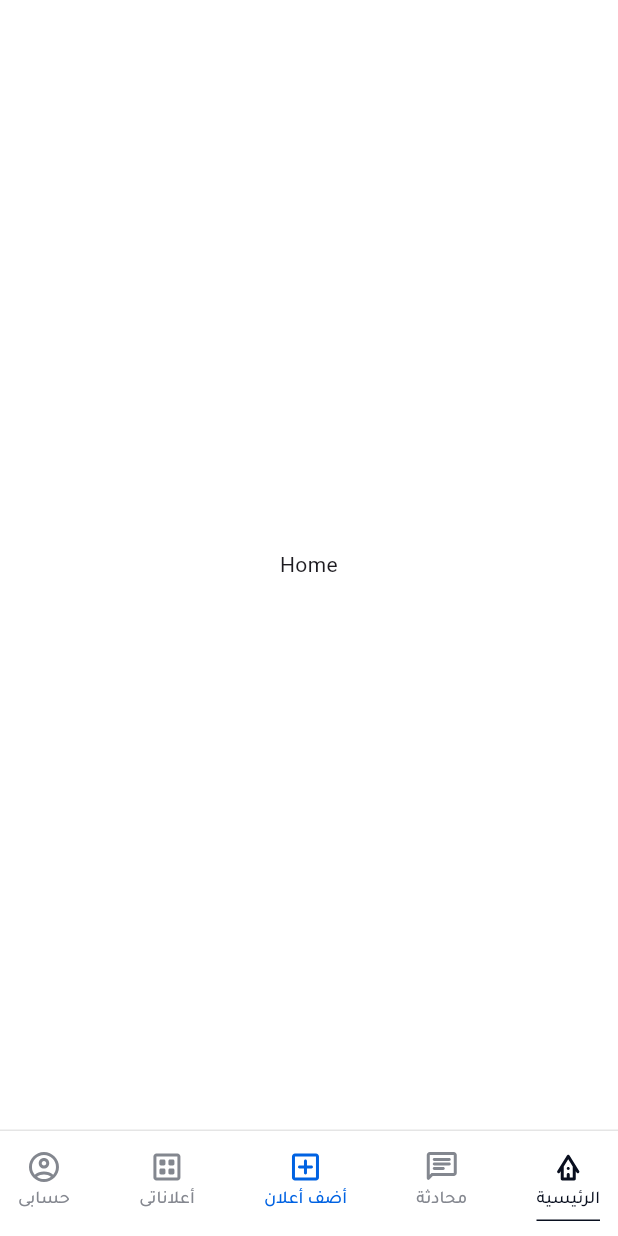
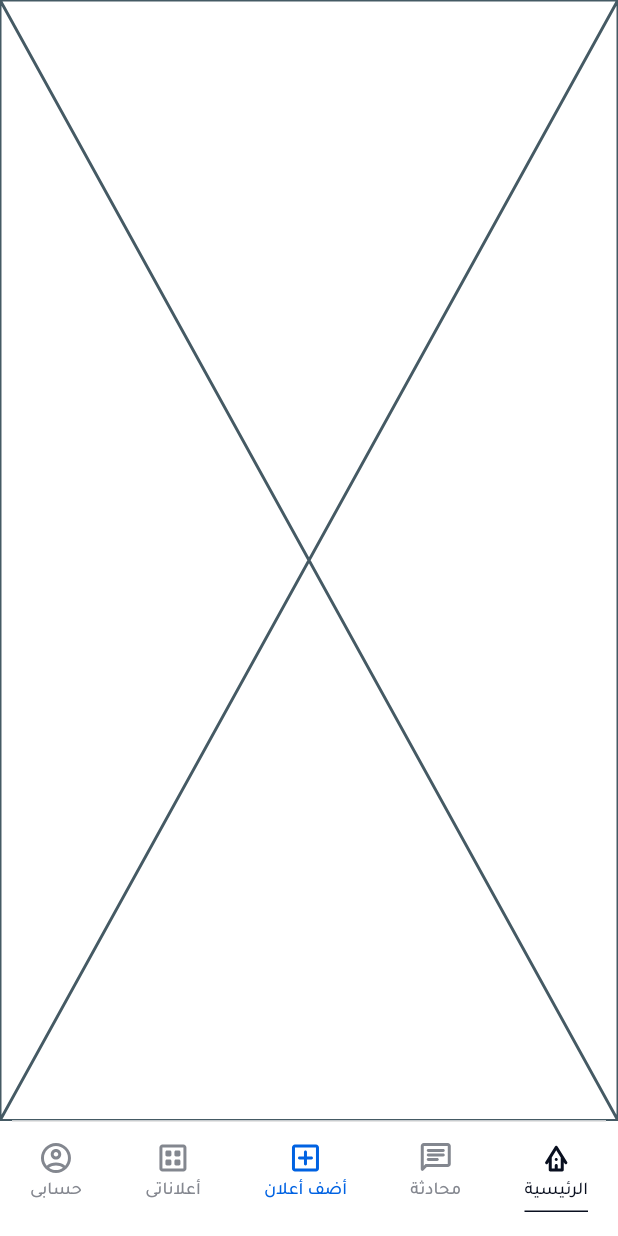
Before and after one commit to Korya25/itlegend_flutter_challenge_mahmoud_mohamed, a Flutter app: the screen it shows after launch, on a phone screen of 412 x 824 dp. Run offline on Flutter 3.47's test engine with Material 3 defaults, Android fonts, the light colour scheme and no system bars; our stand-ins replace device_preview, flutter_svg, go_router.

Commit message:
add intial route for home

```diff
--- a/lib/core/presentation/views/main_view.dart
+++ b/lib/core/presentation/views/main_view.dart
@@ -15,7 +15,7 @@ class MainView extends StatelessWidget {
           children: [
             Expanded(child: child),
             Padding(
-              padding: const EdgeInsets.only(bottom: 2),
+              padding: const EdgeInsets.only(bottom: 8, left: 8, right: 8),
               child: const CustomBottomNavBar(),
             ),
           ],
--- a/lib/core/router/app_router.dart
+++ b/lib/core/router/app_router.dart
@@ -2,6 +2,7 @@ import 'package:flutter/material.dart';
 import 'package:go_router/go_router.dart';
 import 'package:itlegend_flutter_challenge/core/router/app_routes.dart';
 import 'package:itlegend_flutter_challenge/core/presentation/views/main_view.dart';
+import 'package:itlegend_flutter_challenge/presentation/views/home_view.dart';
 
 class AppRouter {
   static final GoRouter router = GoRouter(
@@ -13,8 +14,7 @@ class AppRouter {
           GoRoute(
             path: AppRoutes.home,
             name: AppRoutes.home,
-            builder: (context, state) =>
-                const Scaffold(body: Center(child: Text('Home'))),
+            builder: (context, state) => const HomeView(),
           ),
           GoRoute(
             path: AppRoutes.profile,
--- /dev/null
+++ b/lib/presentation/views/home_view.dart
@@ -0,0 +1,10 @@
+import 'package:flutter/material.dart';
+
+class HomeView extends StatelessWidget {
+  const HomeView({super.key});
+
+  @override
+  Widget build(BuildContext context) {
+    return const Placeholder();
+  }
+}
```
